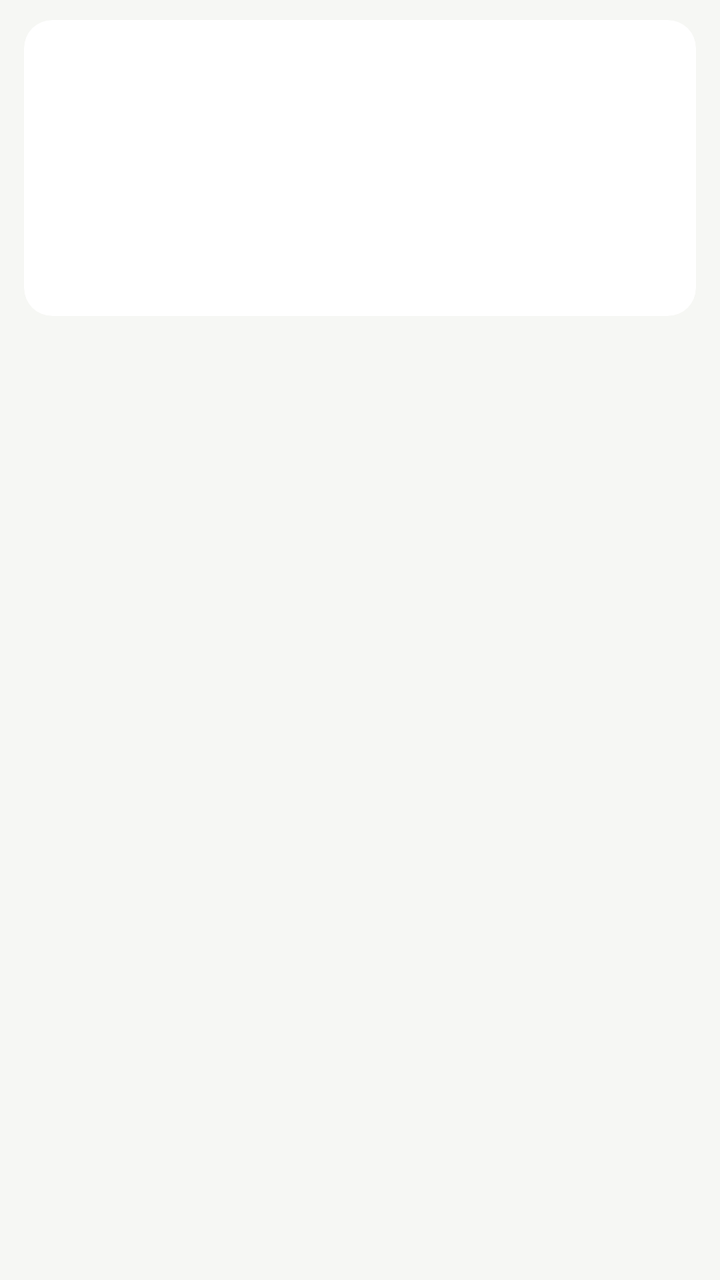
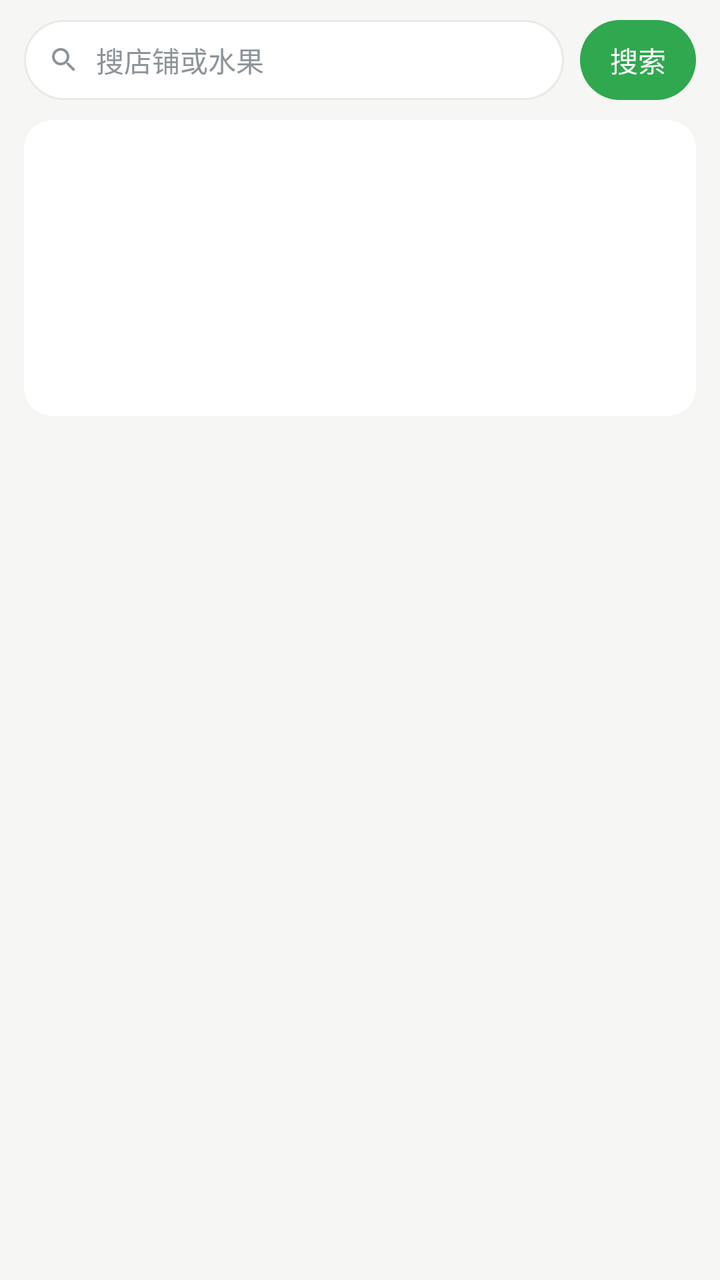

Two renders of the same Android screen: before a commit and after it. Below are the layout's source before the change and the commit's diff.
<!-- AndroidManifest.xml: application theme Theme.FruitShop -->
<!-- res/layout/fragment_home.xml -->
<?xml version="1.0" encoding="utf-8"?>
<LinearLayout xmlns:android="http://schemas.android.com/apk/res/android"
    xmlns:app="http://schemas.android.com/apk/res-auto"
    android:layout_width="match_parent"
    android:layout_height="match_parent"
    android:background="@color/bgPage"
    android:orientation="vertical">

    <com.google.android.material.card.MaterialCardView
        android:layout_width="match_parent"
        android:layout_height="wrap_content"
        android:layout_marginLeft="12dp"
        android:layout_marginTop="10dp"
        android:layout_marginRight="12dp"
        app:cardCornerRadius="14dp"
        app:cardElevation="0dp"
        app:strokeWidth="0dp">

        <FrameLayout
            android:layout_width="match_parent"
            android:layout_height="148dp">

            <androidx.viewpager2.widget.ViewPager2
                android:id="@+id/vp_banner"
                android:layout_width="match_parent"
                android:layout_height="match_parent" />

            <LinearLayout
                android:id="@+id/ll_dots"
                android:layout_width="wrap_content"
                android:layout_height="wrap_content"
                android:layout_gravity="bottom|center_horizontal"
                android:layout_marginBottom="10dp"
                android:orientation="horizontal" />
        </FrameLayout>

    </com.google.android.material.card.MaterialCardView>

    <FrameLayout
        android:layout_width="match_parent"
        android:layout_height="0dp"
        android:layout_weight="1">

        <androidx.recyclerview.widget.RecyclerView
            android:id="@+id/rv_shop"
            android:layout_width="match_parent"
            android:layout_height="match_parent"
            android:clipToPadding="false"
            android:paddingBottom="10dp"
            android:scrollbars="none" />

        <ProgressBar
            android:id="@+id/pb_loading"
            android:layout_width="36dp"
            android:layout_height="36dp"
            android:layout_gravity="center"
            android:indeterminateTint="@color/colorPrimary"
            android:visibility="gone" />

        <LinearLayout
            android:id="@+id/ll_error"
            android:layout_width="match_parent"
            android:layout_height="match_parent"
            android:gravity="center"
            android:orientation="vertical"
            android:visibility="gone">

            <TextView
                android:id="@+id/tv_error"
                style="@style/text_sub_12"
                android:layout_width="wrap_content"
                android:layout_height="wrap_content"
                android:text="@string/load_failed" />

            <TextView
                android:id="@+id/btn_retry"
                android:layout_width="wrap_content"
                android:layout_height="36dp"
                android:layout_marginTop="14dp"
                android:background="@drawable/payment_bg_selector"
                android:gravity="center"
                android:paddingLeft="22dp"
                android:paddingRight="22dp"
                android:text="@string/retry"
                android:textColor="@color/white"
                android:textSize="13sp" />
        </LinearLayout>

        <LinearLayout
            android:id="@+id/ll_empty"
            android:layout_width="match_parent"
            android:layout_height="match_parent"
            android:gravity="center"
            android:orientation="vertical"
            android:visibility="gone">

            <ImageView
                android:layout_width="120dp"
                android:layout_height="120dp"
                android:contentDescription="空数据"
                android:src="@drawable/ic_empty" />

            <TextView
                style="@style/text_sub_12"
                android:layout_width="wrap_content"
                android:layout_height="wrap_content"
                android:layout_marginTop="10dp"
                android:text="@string/empty_data" />
        </LinearLayout>

    </FrameLayout>

</LinearLayout>
<!-- resources referenced by this layout -->
<resources>
  <color name="bgPage">#F6F7F4</color>
  <color name="colorPrimary">#2FA84F</color>
  <color name="white">#FFFFFFFF</color>
  <!-- drawable payment_bg_selector (drawable) -->
  <?xml version="1.0" encoding="utf-8"?>
  <selector xmlns:android="http://schemas.android.com/apk/res/android">
      <item android:state_pressed="true">
          <shape android:shape="rectangle">
              <solid android:color="@color/colorPrimaryDark" />
              <corners android:radius="24dp" />
          </shape>
      </item>
      <item>
          <shape android:shape="rectangle">
              <solid android:color="@color/colorPrimary" />
              <corners android:radius="24dp" />
          </shape>
      </item>
  </selector>
  <string name="empty_data">这里还什么都没有</string>
  <string name="load_failed">加载失败，点击重试</string>
  <string name="retry">重新加载</string>
  <style name="text_sub_12">
          <item name="android:textColor">@color/textSub</item>
          <item name="android:textSize">12sp</item>
      </style>
  <style name="Theme.FruitShop" parent="Theme.MaterialComponents.Light.NoActionBar">
          <item name="colorPrimary">@color/colorPrimary</item>
          <item name="colorPrimaryVariant">@color/colorPrimaryDark</item>
          <item name="colorOnPrimary">@color/white</item>
          <item name="colorSecondary">@color/colorAccent</item>
          <item name="colorSecondaryVariant">@color/colorAccent</item>
          <item name="colorOnSecondary">@color/white</item>
  
          <item name="android:statusBarColor">@color/colorPrimaryDark</item>
          <item name="android:windowBackground">@color/bgPage</item>
          <item name="android:textColorPrimary">@color/textMain</item>
          <item name="android:textColorSecondary">@color/textSub</item>
      </style>
  <color name="colorPrimaryDark">#1F7A38</color>
  <color name="textSub">#8C9499</color>
  <color name="colorAccent">#FF8A3D</color>
  <color name="textMain">#23282B</color>
  <!-- unchanged entries left out for length: 1 -->
</resources>

<!-- the commit's change to res/layout/fragment_home.xml (unified diff, before → after) -->
@@ -5,6 +5,63 @@
     android:layout_height="match_parent"
     android:background="@color/bgPage"
     android:orientation="vertical">
+
+    <LinearLayout
+        android:layout_width="match_parent"
+        android:layout_height="wrap_content"
+        android:gravity="center_vertical"
+        android:orientation="horizontal"
+        android:paddingLeft="12dp"
+        android:paddingTop="10dp"
+        android:paddingRight="12dp">
+
+        <LinearLayout
+            android:layout_width="0dp"
+            android:layout_height="40dp"
+            android:layout_weight="1"
+            android:background="@drawable/bg_search"
+            android:gravity="center_vertical"
+            android:orientation="horizontal"
+            android:paddingLeft="12dp"
+            android:paddingRight="12dp">
+
+            <ImageView
+                android:layout_width="16dp"
+                android:layout_height="16dp"
+                android:contentDescription="搜索"
+                android:src="@drawable/ic_search"
+                app:tint="@color/textSub" />
+
+            <EditText
+                android:id="@+id/et_search"
+                android:layout_width="0dp"
+                android:layout_height="match_parent"
+                android:layout_marginLeft="8dp"
+                android:layout_weight="1"
+                android:background="@null"
+                android:hint="@string/search_hint"
+                android:imeOptions="actionSearch"
+                android:importantForAutofill="no"
+                android:inputType="text"
+                android:maxLines="1"
+                android:singleLine="true"
+                android:textColor="@color/textMain"
+                android:textColorHint="@color/textSub"
+                android:textSize="14sp" />
+        </LinearLayout>
+
+        <TextView
+            android:id="@+id/btn_search"
+            android:layout_width="58dp"
+            android:layout_height="40dp"
+            android:layout_marginLeft="8dp"
+            android:background="@drawable/bg_btn_search"
+            android:gravity="center"
+            android:text="@string/search"
+            android:textColor="@color/white"
+            android:textSize="14sp" />
+
+    </LinearLayout>
 
     <com.google.android.material.card.MaterialCardView
         android:layout_width="match_parent"
@@ -101,6 +158,7 @@
                 android:src="@drawable/ic_empty" />
 
             <TextView
+                android:id="@+id/tv_empty"
                 style="@style/text_sub_12"
                 android:layout_width="wrap_content"
                 android:layout_height="wrap_content"
<!-- resource entries referenced after the edit -->
@@ -3,6 +3,43 @@
   <color name="bgPage">#F6F7F4</color>
   <color name="colorPrimary">#2FA84F</color>
   <color name="white">#FFFFFFFF</color>
+  <!-- drawable bg_btn_search (drawable) -->
+  <?xml version="1.0" encoding="utf-8"?>
+  <selector xmlns:android="http://schemas.android.com/apk/res/android">
+      <item android:state_pressed="true">
+          <shape android:shape="rectangle">
+              <solid android:color="@color/colorPrimaryDark" />
+              <corners android:radius="20dp" />
+          </shape>
+      </item>
+      <item>
+          <shape android:shape="rectangle">
+              <solid android:color="@color/colorPrimary" />
+              <corners android:radius="20dp" />
+          </shape>
+      </item>
+  </selector>
+  <!-- drawable bg_search (drawable) -->
+  <?xml version="1.0" encoding="utf-8"?>
+  <shape xmlns:android="http://schemas.android.com/apk/res/android"
+      android:shape="rectangle">
+      <solid android:color="@color/bgCard" />
+      <corners android:radius="20dp" />
+      <stroke
+          android:width="1dp"
+          android:color="@color/colorDivider" />
+  </shape>
+  <!-- drawable ic_search (drawable) -->
+  <?xml version="1.0" encoding="utf-8"?>
+  <vector xmlns:android="http://schemas.android.com/apk/res/android"
+      android:width="24dp"
+      android:height="24dp"
+      android:viewportWidth="24"
+      android:viewportHeight="24">
+      <path
+          android:fillColor="#FF23282B"
+          android:pathData="M15.5,14h-0.79l-0.28,-0.27C15.41,12.59 16,11.11 16,9.5 16,5.91 13.09,3 9.5,3S3,5.91 3,9.5 5.91,16 9.5,16c1.61,0 3.09,-0.59 4.23,-1.57l0.27,0.28v0.79l5,4.99L20.49,19l-4.99,-5zM9.5,14C7.01,14 5,11.99 5,9.5S7.01,5 9.5,5 14,7.01 14,9.5 11.99,14 9.5,14z" />
+  </vector>
   <!-- drawable payment_bg_selector (drawable) -->
   <?xml version="1.0" encoding="utf-8"?>
   <selector xmlns:android="http://schemas.android.com/apk/res/android">
@@ -22,6 +59,8 @@
   <string name="empty_data">这里还什么都没有</string>
   <string name="load_failed">加载失败，点击重试</string>
   <string name="retry">重新加载</string>
+  <string name="search">搜索</string>
+  <string name="search_hint">搜店铺或水果</string>
   <style name="text_sub_12">
           <item name="android:textColor">@color/textSub</item>
           <item name="android:textSize">12sp</item>
@@ -40,6 +79,8 @@
           <item name="android:textColorSecondary">@color/textSub</item>
       </style>
   <color name="colorPrimaryDark">#1F7A38</color>
+  <color name="bgCard">#FFFFFF</color>
+  <color name="colorDivider">#E8EAE6</color>
   <color name="textSub">#8C9499</color>
   <color name="colorAccent">#FF8A3D</color>
   <color name="textMain">#23282B</color>
